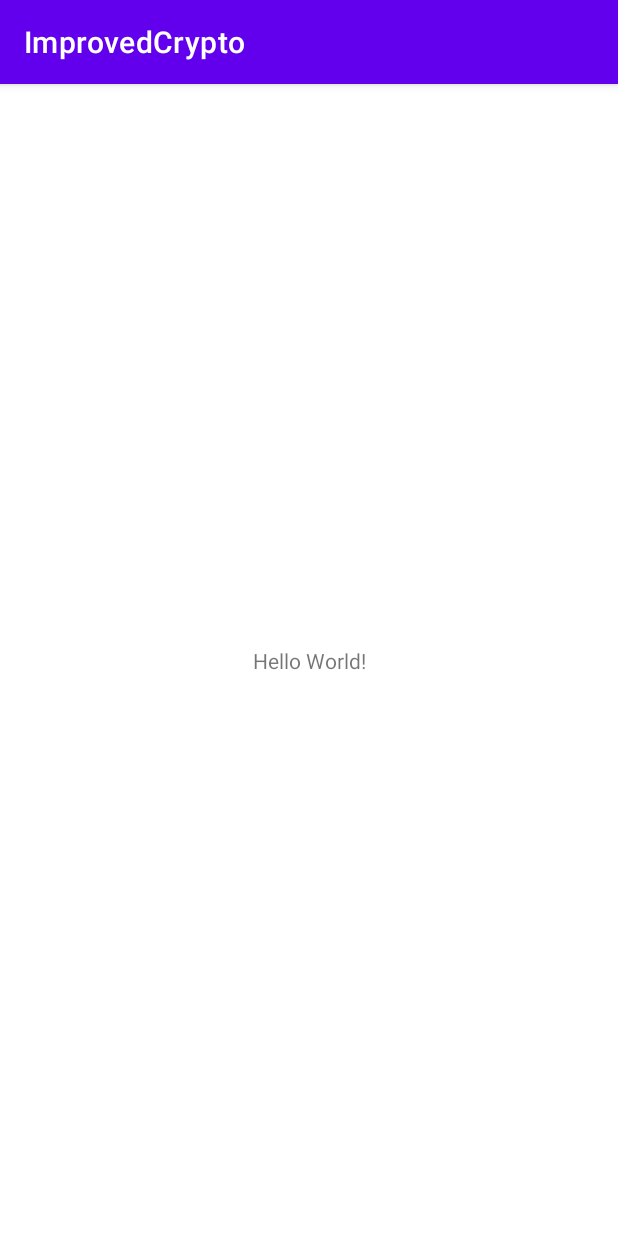
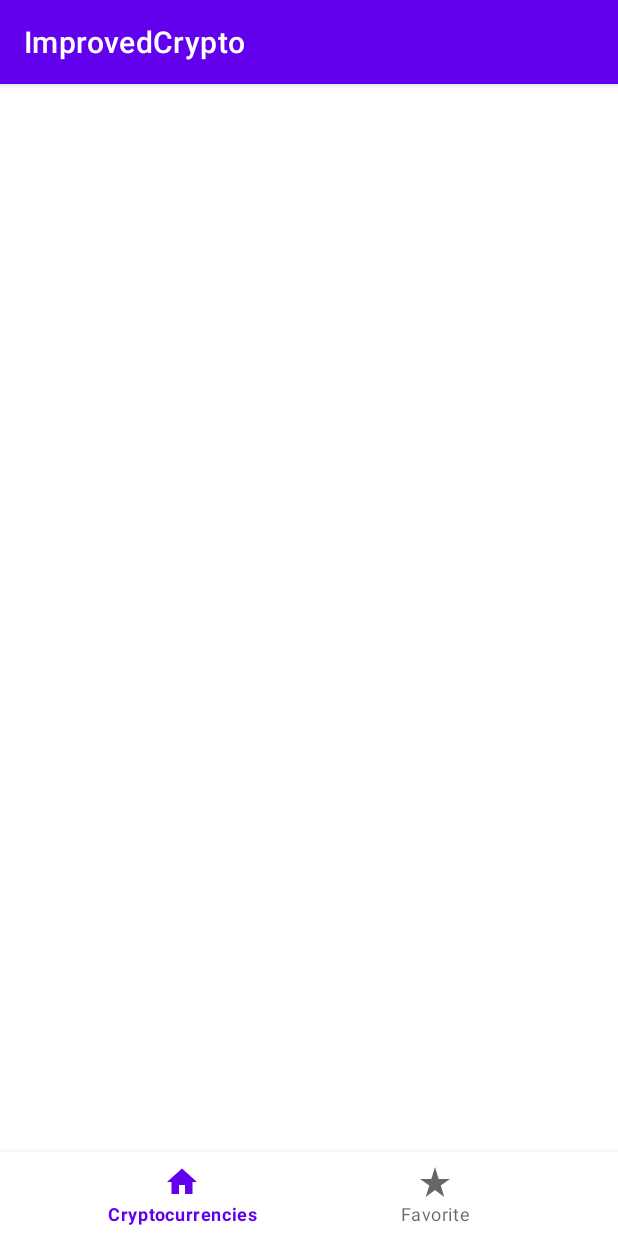
Before and after one commit to nikikrad/ImprovedCrypto, an Android app: the screen it shows after launch (MainActivity), on a phone screen of 412 x 824 dp. Run offline under Robolectric (Android 15) with nearby library versions, the phone set to English and light mode, and no system bars.

Commit message:
navigation between fragments is ready

```diff
--- a/app/build.gradle
+++ b/app/build.gradle
@@ -1,6 +1,7 @@
 plugins {
     id 'com.android.application'
     id 'kotlin-android'
+    id("androidx.navigation.safeargs.kotlin")
 }
 
 android {
@@ -52,13 +53,15 @@ dependencies {
     implementation 'androidx.appcompat:appcompat:1.4.1'
     implementation 'com.google.android.material:material:1.5.0'
     implementation 'androidx.constraintlayout:constraintlayout:2.1.3'
-    implementation 'androidx.navigation:navigation-fragment-ktx:2.4.0'
-    implementation 'androidx.navigation:navigation-ui-ktx:2.4.0'
     implementation 'androidx.legacy:legacy-support-v4:1.0.0'
     testImplementation 'junit:junit:4.+'
     androidTestImplementation 'androidx.test.ext:junit:1.1.3'
     androidTestImplementation 'androidx.test.espresso:espresso-core:3.4.0'
 
+    //Navigation Components
+    implementation 'androidx.navigation:navigation-fragment-ktx:2.4.1'
+    implementation 'androidx.navigation:navigation-ui-ktx:2.4.1'
+
     //ViewModel
     implementation "androidx.lifecycle:lifecycle-extensions:2.2.0"
     implementation "androidx.lifecycle:lifecycle-viewmodel-ktx:2.4.1"
--- a/app/src/main/java/com/example/improvedcrypto/MainActivity.kt
+++ b/app/src/main/java/com/example/improvedcrypto/MainActivity.kt
@@ -2,10 +2,14 @@ package com.example.improvedcrypto
 
 import androidx.appcompat.app.AppCompatActivity
 import android.os.Bundle
+import androidx.navigation.fragment.NavHostFragment
 
 class MainActivity : AppCompatActivity() {
     override fun onCreate(savedInstanceState: Bundle?) {
         super.onCreate(savedInstanceState)
         setContentView(R.layout.activity_main)
+        val navHostFragment =
+            supportFragmentManager.findFragmentById(R.id.nav_host_fragment_container) as NavHostFragment
+        val navController = navHostFragment.navController
     }
 }
--- /dev/null
+++ b/app/src/main/java/com/example/improvedcrypto/files/favorite/FavoriteFragment.kt
@@ -0,0 +1,6 @@
+package com.example.improvedcrypto.files.favorite
+
+import androidx.fragment.app.Fragment
+
+class FavoriteFragment:Fragment() {
+}
--- /dev/null
+++ b/app/src/main/java/com/example/improvedcrypto/files/main/MainFragment.kt
@@ -0,0 +1,6 @@
+package com.example.improvedcrypto.files.main
+
+import androidx.fragment.app.Fragment
+
+class MainFragment: Fragment() {
+}
--- /dev/null
+++ b/app/src/main/res/drawable/ic_home.xml
@@ -0,0 +1,10 @@
+<vector xmlns:android="http://schemas.android.com/apk/res/android"
+    android:width="24dp"
+    android:height="24dp"
+    android:viewportWidth="24"
+    android:viewportHeight="24"
+    android:tint="?attr/colorControlNormal">
+  <path
+      android:fillColor="@android:color/white"
+      android:pathData="M10,20v-6h4v6h5v-8h3L12,3 2,12h3v8z"/>
+</vector>
--- /dev/null
+++ b/app/src/main/res/drawable/ic_star_outline.xml
@@ -0,0 +1,10 @@
+<vector xmlns:android="http://schemas.android.com/apk/res/android"
+    android:width="24dp"
+    android:height="24dp"
+    android:viewportWidth="24"
+    android:viewportHeight="24"
+    android:tint="?attr/colorControlNormal">
+  <path
+      android:fillColor="@android:color/white"
+      android:pathData="M22,9.24l-7.19,-0.62L12,2 9.19,8.63 2,9.24l5.46,4.73L5.82,21 12,17.27 18.18,21l-1.63,-7.03L22,9.24zM12,15.4l-3.76,2.27 1,-4.28 -3.32,-2.88 4.38,-0.38L12,6.1l1.71,4.04 4.38,0.38 -3.32,2.88 1,4.28L12,15.4z"/>
+</vector>
--- /dev/null
+++ b/app/src/main/res/drawable/ic_star_rate.xml
@@ -0,0 +1,10 @@
+<vector xmlns:android="http://schemas.android.com/apk/res/android"
+    android:width="24dp"
+    android:height="24dp"
+    android:viewportWidth="24"
+    android:viewportHeight="24"
+    android:tint="?attr/colorControlNormal">
+  <path
+      android:fillColor="@android:color/white"
+      android:pathData="M14.43,10l-2.43,-8l-2.43,8l-7.57,0l6.18,4.41l-2.35,7.59l6.17,-4.69l6.18,4.69l-2.35,-7.59l6.17,-4.41z"/>
+</vector>
--- a/app/src/main/res/layout/activity_main.xml
+++ b/app/src/main/res/layout/activity_main.xml
@@ -6,13 +6,26 @@
     android:layout_height="match_parent"
     tools:context=".MainActivity">
 
-    <TextView
-        android:layout_width="wrap_content"
+    <com.google.android.material.bottomnavigation.BottomNavigationView
+        android:id="@+id/bottomNavigationView"
+        android:layout_width="match_parent"
         android:layout_height="wrap_content"
-        android:text="Hello World!"
         app:layout_constraintBottom_toBottomOf="parent"
-        app:layout_constraintLeft_toLeftOf="parent"
-        app:layout_constraintRight_toRightOf="parent"
-        app:layout_constraintTop_toTopOf="parent" />
+        app:layout_constraintEnd_toEndOf="parent"
+        app:layout_constraintStart_toStartOf="parent"
+        app:menu="@menu/bottom_menu" />
+
+    <androidx.fragment.app.FragmentContainerView
+        android:id="@+id/nav_host_fragment_container"
+        android:name="androidx.navigation.fragment.NavHostFragment"
+        android:layout_width="0dp"
+        android:layout_height="0dp"
+        app:defaultNavHost="true"
+        app:layout_constraintBottom_toBottomOf="parent"
+        app:layout_constraintEnd_toEndOf="parent"
+        app:layout_constraintStart_toStartOf="parent"
+        app:layout_constraintTop_toTopOf="parent"
+        app:navGraph="@navigation/nav_graph" />
+
 
 </androidx.constraintlayout.widget.ConstraintLayout>
--- /dev/null
+++ b/app/src/main/res/layout/fragment_favorite.xml
@@ -0,0 +1,6 @@
+<?xml version="1.0" encoding="utf-8"?>
+<androidx.constraintlayout.widget.ConstraintLayout xmlns:android="http://schemas.android.com/apk/res/android"
+    android:layout_width="match_parent"
+    android:layout_height="match_parent">
+
+</androidx.constraintlayout.widget.ConstraintLayout>
--- /dev/null
+++ b/app/src/main/res/layout/fragment_main.xml
@@ -0,0 +1,6 @@
+<?xml version="1.0" encoding="utf-8"?>
+<androidx.constraintlayout.widget.ConstraintLayout xmlns:android="http://schemas.android.com/apk/res/android"
+    android:layout_width="match_parent"
+    android:layout_height="match_parent">
+
+</androidx.constraintlayout.widget.ConstraintLayout>
--- /dev/null
+++ b/app/src/main/res/menu/bottom_menu.xml
@@ -0,0 +1,11 @@
+<?xml version="1.0" encoding="utf-8"?>
+<menu xmlns:android="http://schemas.android.com/apk/res/android">
+    <item
+        android:id="@+id/mainFragment"
+        android:icon="@drawable/ic_home"
+        android:title="Cryptocurrencies" />
+    <item
+        android:id="@+id/favoriteFragment"
+        android:icon="@drawable/ic_star_rate"
+        android:title="Favorite" />
+</menu>
--- /dev/null
+++ b/app/src/main/res/navigation/nav_graph.xml
@@ -0,0 +1,23 @@
+<?xml version="1.0" encoding="utf-8"?>
+<navigation xmlns:android="http://schemas.android.com/apk/res/android"
+    xmlns:app="http://schemas.android.com/apk/res-auto"
+    xmlns:tools="http://schemas.android.com/tools"
+    android:id="@+id/nav_graph"
+    app:startDestination="@id/mainFragment">
+
+    <fragment
+        android:id="@+id/mainFragment"
+        android:name="com.example.improvedcrypto.files.main.MainFragment"
+        android:label="MainFragment"
+        tools:layout="@layout/fragment_main">
+        <action
+            android:id="@+id/action_mainFragment_to_favoriteFragment2"
+            app:destination="@id/favoriteFragment" />
+    </fragment>
+
+    <fragment
+        android:id="@+id/favoriteFragment"
+        android:name="com.example.improvedcrypto.files.favorite.FavoriteFragment"
+        android:label="FavoriteFragment"
+        tools:layout="@layout/fragment_favorite"/>
+</navigation>
--- a/build.gradle
+++ b/build.gradle
@@ -8,6 +8,8 @@ buildscript {
         classpath "com.android.tools.build:gradle:7.0.4"
         classpath "org.jetbrains.kotlin:kotlin-gradle-plugin:1.6.0"
 
+        classpath("androidx.navigation:navigation-safe-args-gradle-plugin:2.4.1")
+
         // NOTE: Do not place your application dependencies here; they belong
         // in the individual module build.gradle files
     }
```
